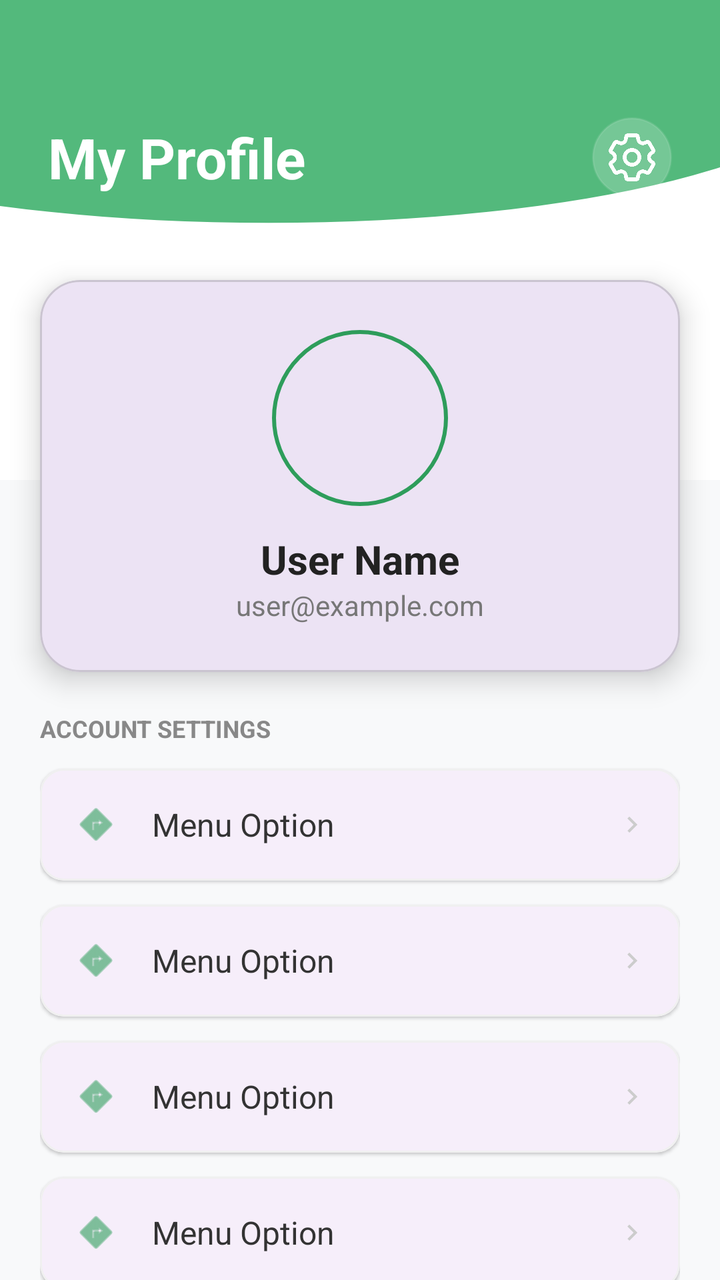
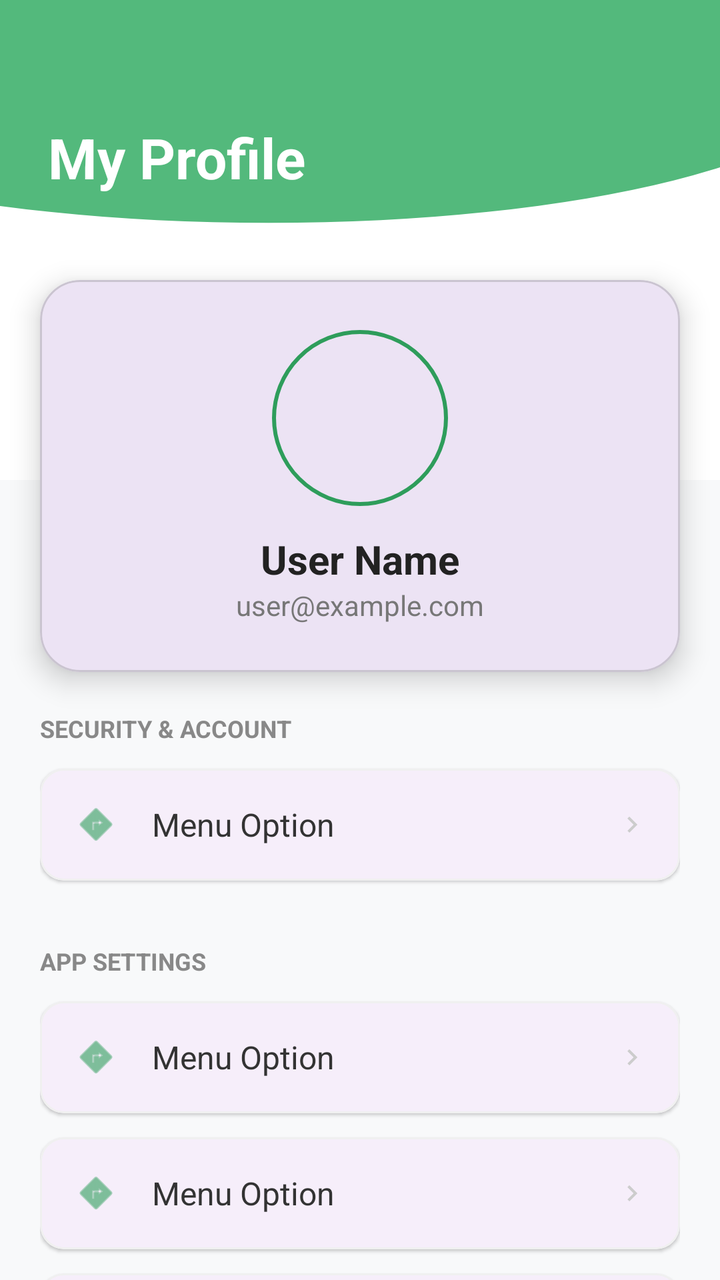

An Android layout rendered at two revisions. The XML below is the earlier revision; the diff shows what the commit changed to produce the second picture.
<!-- AndroidManifest.xml: application theme Theme.GrocHub -->
<!-- res/layout/fragment_profile.xml -->
<?xml version="1.0" encoding="utf-8"?>
<androidx.coordinatorlayout.widget.CoordinatorLayout
    xmlns:android="http://schemas.android.com/apk/res/android"
    xmlns:app="http://schemas.android.com/apk/res-auto"
    android:layout_width="match_parent"
    android:layout_height="match_parent"
    android:background="#F8F9FA">

    <androidx.core.widget.NestedScrollView
        android:layout_width="match_parent"
        android:layout_height="match_parent"
        android:overScrollMode="never">

        <androidx.constraintlayout.widget.ConstraintLayout
            android:layout_width="match_parent"
            android:layout_height="wrap_content">

            <View
                android:id="@+id/header_bg"
                android:layout_width="match_parent"
                android:layout_height="240dp"
                android:background="@drawable/welcome_page_background"
                app:layout_constraintTop_toTopOf="parent" />

            <TextView
                android:id="@+id/tv_profile_title"
                android:layout_width="wrap_content"
                android:layout_height="wrap_content"
                android:layout_marginTop="60dp"
                android:layout_marginStart="24dp"
                android:text="My Profile"
                android:textColor="@color/white"
                android:textSize="28sp"
                android:textStyle="bold"
                app:layout_constraintStart_toStartOf="parent"
                app:layout_constraintTop_toTopOf="parent" />

            <ImageView
                android:id="@+id/iv_settings"
                android:layout_width="40dp"
                android:layout_height="40dp"
                android:layout_marginEnd="24dp"
                android:padding="8dp"
                android:background="@drawable/circle_white_alpha"
                android:src="@drawable/setting"
                app:tint="@color/white"
                app:layout_constraintBottom_toBottomOf="@id/tv_profile_title"
                app:layout_constraintEnd_toEndOf="parent"
                app:layout_constraintTop_toTopOf="@id/tv_profile_title" />

            <com.google.android.material.card.MaterialCardView
                android:id="@+id/card_user"
                android:layout_width="match_parent"
                android:layout_height="wrap_content"
                android:layout_marginHorizontal="20dp"
                android:layout_marginTop="140dp"
                app:cardCornerRadius="20dp"
                app:cardElevation="8dp"
                app:layout_constraintTop_toTopOf="parent">

                <LinearLayout
                    android:layout_width="match_parent"
                    android:layout_height="wrap_content"
                    android:gravity="center"
                    android:orientation="vertical"
                    android:padding="24dp">

                    <com.google.android.material.imageview.ShapeableImageView
                        android:id="@+id/profile_image"
                        android:layout_width="90dp"
                        android:layout_height="90dp"
                        android:padding="2dp"
                        app:strokeColor="#2E9D5B"
                        app:strokeWidth="2dp"
                        app:shapeAppearanceOverlay="@style/ShapeAppearance.Material3.Corner.Full"
                        android:src="@android:drawable/sym_def_app_icon" />

                    <TextView
                        android:id="@+id/profile_name"
                        android:layout_width="wrap_content"
                        android:layout_height="wrap_content"
                        android:layout_marginTop="12dp"
                        android:text="User Name"
                        android:textColor="#222222"
                        android:textSize="20sp"
                        android:textStyle="bold" />

                    <TextView
                        android:id="@+id/profile_email"
                        android:layout_width="wrap_content"
                        android:layout_height="wrap_content"
                        android:text="user@example.com"
                        android:textColor="#777777"
                        android:textSize="14sp" />
                </LinearLayout>
            </com.google.android.material.card.MaterialCardView>

            <LinearLayout
                android:layout_width="match_parent"
                android:layout_height="wrap_content"
                android:orientation="vertical"
                android:padding="20dp"
                app:layout_constraintTop_toBottomOf="@id/card_user">

                <TextView
                    android:layout_width="wrap_content"
                    android:layout_height="wrap_content"
                    android:text="Account Settings"
                    android:textColor="#888888"
                    android:textStyle="bold"
                    android:textSize="12sp"
                    android:layout_marginBottom="12dp"
                    android:textAllCaps="true"/>

                <include layout="@layout/item_profile_menu" android:id="@+id/address_button_include" />
                <include layout="@layout/item_profile_menu" android:id="@+id/order_history_button_include" />
                <include layout="@layout/item_profile_menu" android:id="@+id/wallet_button_include" />
                <include layout="@layout/item_profile_menu" android:id="@+id/help_button_include" />

                <com.google.android.material.button.MaterialButton
                    android:id="@+id/logout_button"
                    style="@style/Widget.Material3.Button.OutlinedButton"
                    android:layout_width="match_parent"
                    android:layout_height="56dp"
                    android:layout_marginTop="32dp"
                    android:text="Logout"
                    android:textColor="#E53935"
                    app:strokeColor="#E53935"
                    app:cornerRadius="12dp"/>
            </LinearLayout>

        </androidx.constraintlayout.widget.ConstraintLayout>
    </androidx.core.widget.NestedScrollView>
</androidx.coordinatorlayout.widget.CoordinatorLayout>
<!-- res/layout/item_profile_menu.xml (included above) -->
<?xml version="1.0" encoding="utf-8"?>
<com.google.android.material.card.MaterialCardView
    xmlns:android="http://schemas.android.com/apk/res/android"
    xmlns:app="http://schemas.android.com/apk/res-auto"
    android:layout_width="match_parent"
    android:layout_height="wrap_content"
    android:layout_marginBottom="12dp"
    app:cardCornerRadius="12dp"
    app:cardElevation="1dp"
    app:strokeWidth="1dp"
    app:strokeColor="#F0F0F0">

    <LinearLayout
        android:layout_width="match_parent"
        android:layout_height="56dp"
        android:gravity="center_vertical"
        android:orientation="horizontal"
        android:paddingHorizontal="16dp"
        android:background="?attr/selectableItemBackground">

        <ImageView
            android:id="@+id/menu_icon"
            android:layout_width="24dp"
            android:layout_height="24dp"
            android:src="@android:drawable/ic_menu_directions"
            app:tint="#2E9D5B" />

        <TextView
            android:id="@+id/menu_title"
            android:layout_width="0dp"
            android:layout_height="wrap_content"
            android:layout_weight="1"
            android:layout_marginStart="16dp"
            android:text="Menu Option"
            android:textColor="#333333"
            android:textSize="16sp" />

        <ImageView
            android:layout_width="16dp"
            android:layout_height="16dp"
            android:src="@drawable/ic_chevron_right"
            app:tint="#CCCCCC" />
    </LinearLayout>
</com.google.android.material.card.MaterialCardView>
<!-- resources referenced by this layout -->
<resources>
  <color name="white">#FFFFFFFF</color>
  <!-- drawable circle_white_alpha (drawable) -->
  <?xml version="1.0" encoding="utf-8"?>
  <shape xmlns:android="http://schemas.android.com/apk/res/android"
      android:shape="oval">
  
      <solid android:color="#33FFFFFF" />
  
      <stroke
          android:width="1dp"
          android:color="#1AFFFFFF" />
  
      <size
          android:width="40dp"
          android:height="40dp" />
  </shape>
  <!-- drawable ic_chevron_right (drawable) -->
  <vector xmlns:android="http://schemas.android.com/apk/res/android" android:height="24dp" android:tint="#000000" android:viewportHeight="24" android:viewportWidth="24" android:width="24dp">
        
      <path android:fillColor="@android:color/white" android:pathData="M10,6L8.59,7.41 13.17,12l-4.58,4.59L10,18l6,-6z"/>
      
  </vector>
  <!-- drawable setting: png bitmap (drawable, 19182 bytes) -->
  <!-- drawable welcome_page_background: vector/xml drawable (drawable, 3755 chars, omitted) -->
  <style name="Theme.GrocHub" parent="Base.Theme.GrocHub" />
  <style name="Base.Theme.GrocHub" parent="Theme.Material3.DayNight.NoActionBar">
          
          
      </style>
</resources>

<!-- the commit's change to res/layout/fragment_profile.xml (unified diff, before → after) -->
@@ -34,19 +34,6 @@
                 android:textStyle="bold"
                 app:layout_constraintStart_toStartOf="parent"
                 app:layout_constraintTop_toTopOf="parent" />
-
-            <ImageView
-                android:id="@+id/iv_settings"
-                android:layout_width="40dp"
-                android:layout_height="40dp"
-                android:layout_marginEnd="24dp"
-                android:padding="8dp"
-                android:background="@drawable/circle_white_alpha"
-                android:src="@drawable/setting"
-                app:tint="@color/white"
-                app:layout_constraintBottom_toBottomOf="@id/tv_profile_title"
-                app:layout_constraintEnd_toEndOf="parent"
-                app:layout_constraintTop_toTopOf="@id/tv_profile_title" />
 
             <com.google.android.material.card.MaterialCardView
                 android:id="@+id/card_user"
@@ -105,10 +92,23 @@
                 <TextView
                     android:layout_width="wrap_content"
                     android:layout_height="wrap_content"
-                    android:text="Account Settings"
+                    android:text="Security &amp; Account"
                     android:textColor="#888888"
                     android:textStyle="bold"
                     android:textSize="12sp"
+                    android:layout_marginBottom="12dp"
+                    android:textAllCaps="true"/>
+
+                <include layout="@layout/item_profile_menu" android:id="@+id/change_password_include" />
+
+                <TextView
+                    android:layout_width="wrap_content"
+                    android:layout_height="wrap_content"
+                    android:text="App Settings"
+                    android:textColor="#888888"
+                    android:textStyle="bold"
+                    android:textSize="12sp"
+                    android:layout_marginTop="20dp"
                     android:layout_marginBottom="12dp"
                     android:textAllCaps="true"/>
 
<!-- resource entries referenced after the edit -->
@@ -1,28 +1,12 @@
 <!-- resources referenced by this layout -->
 <resources>
   <color name="white">#FFFFFFFF</color>
-  <!-- drawable circle_white_alpha (drawable) -->
-  <?xml version="1.0" encoding="utf-8"?>
-  <shape xmlns:android="http://schemas.android.com/apk/res/android"
-      android:shape="oval">
-  
-      <solid android:color="#33FFFFFF" />
-  
-      <stroke
-          android:width="1dp"
-          android:color="#1AFFFFFF" />
-  
-      <size
-          android:width="40dp"
-          android:height="40dp" />
-  </shape>
   <!-- drawable ic_chevron_right (drawable) -->
   <vector xmlns:android="http://schemas.android.com/apk/res/android" android:height="24dp" android:tint="#000000" android:viewportHeight="24" android:viewportWidth="24" android:width="24dp">
         
       <path android:fillColor="@android:color/white" android:pathData="M10,6L8.59,7.41 13.17,12l-4.58,4.59L10,18l6,-6z"/>
       
   </vector>
-  <!-- drawable setting: png bitmap (drawable, 19182 bytes) -->
   <!-- drawable welcome_page_background: vector/xml drawable (drawable, 3755 chars, omitted) -->
   <style name="Theme.GrocHub" parent="Base.Theme.GrocHub" />
   <style name="Base.Theme.GrocHub" parent="Theme.Material3.DayNight.NoActionBar">
